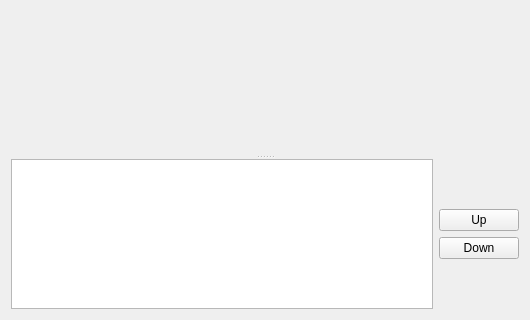
Old version of the form plugins/concatinateplugin.ui in the repository CMSTrackerDPG/QTBrowser; both pictures show x 0 to 530 and y 284 to 604 of the 530 by 604 pixel window.
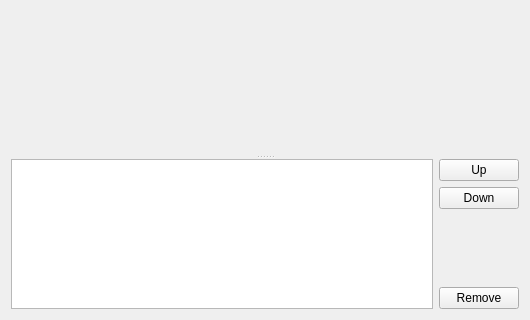
New version of the form. Custom widgets are drawn as their Qt base class.

What changed in the file:
```diff
--- a/plugins/concatinateplugin.ui
+++ b/plugins/concatinateplugin.ui
@@ -82,19 +82,6 @@
        </item>
        <item>
         <layout class="QVBoxLayout" name="verticalLayout">
-         <item>
-          <spacer name="verticalSpacer_2">
-           <property name="orientation">
-            <enum>Qt::Vertical</enum>
-           </property>
-           <property name="sizeHint" stdset="0">
-            <size>
-             <width>20</width>
-             <height>40</height>
-            </size>
-           </property>
-          </spacer>
-         </item>
          <item>
           <widget class="QPushButton" name="pushButton">
            <property name="text">
@@ -122,6 +109,13 @@
            </property>
           </spacer>
          </item>
+         <item>
+          <widget class="QPushButton" name="pushButton_5">
+           <property name="text">
+            <string>Remove</string>
+           </property>
+          </widget>
+         </item>
         </layout>
        </item>
       </layout>
```
